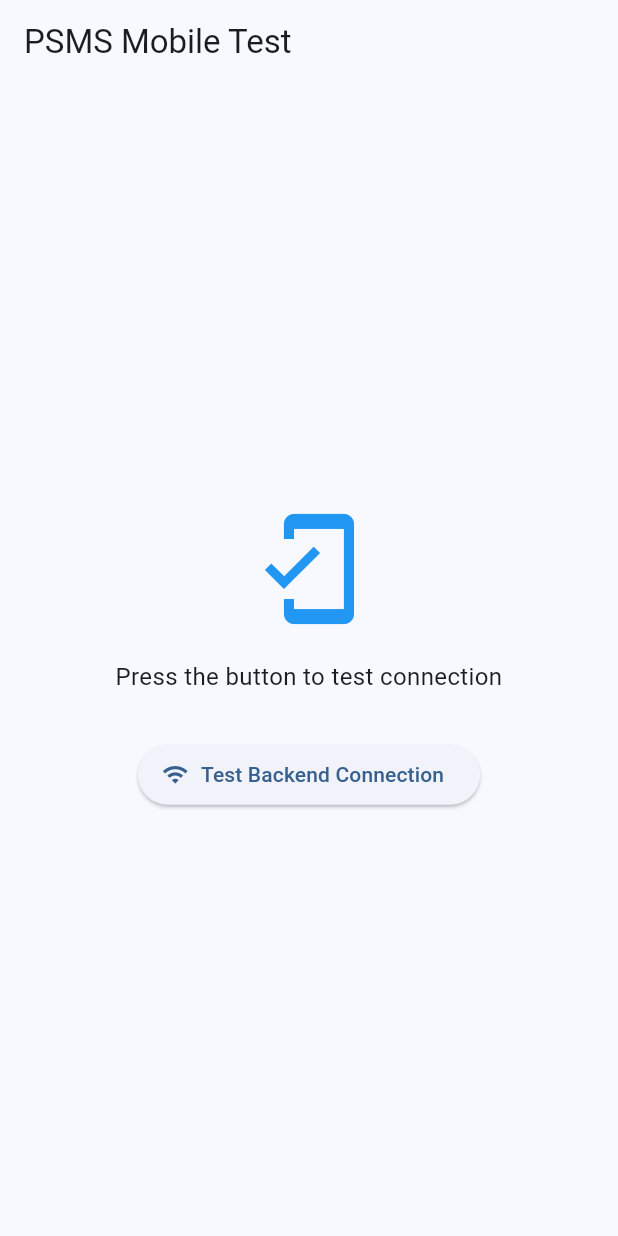
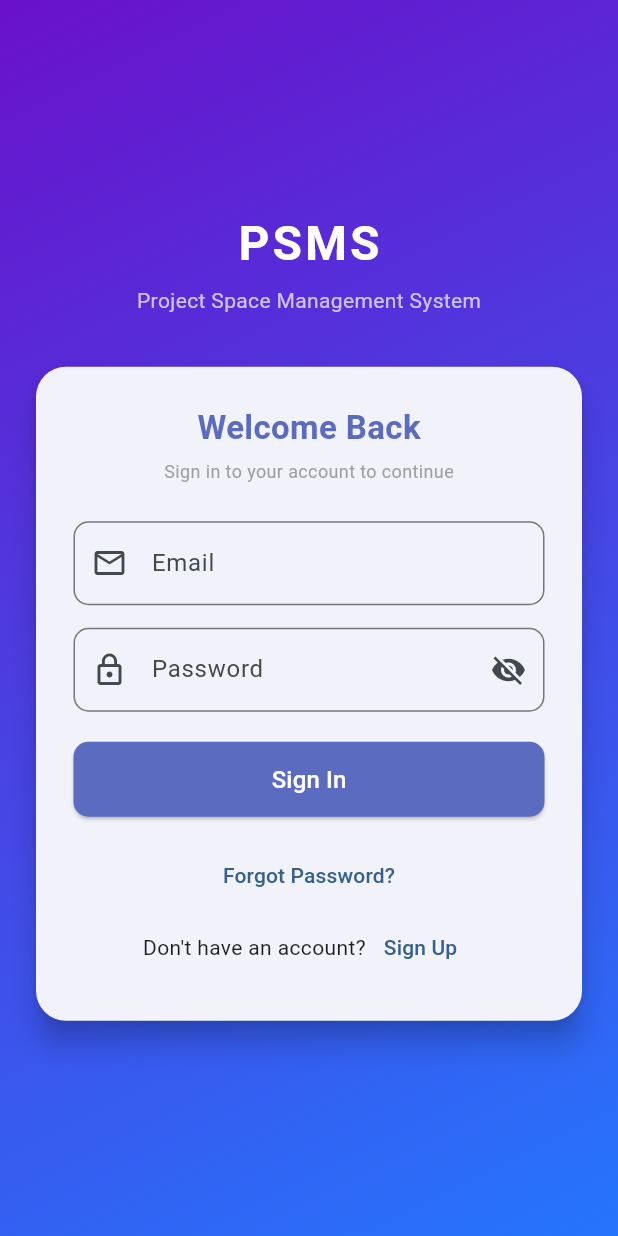
Before and after one commit to software-project-5-6/mobile, a Flutter app: the screen it shows after launch, on a phone screen of 412 x 824 dp. Run offline on Flutter 3.47's test engine with Material 3 defaults, Android fonts, the phone set to English and light mode, and no system bars.

Commit message:
Finished Login UI

```diff
--- a/lib/main.dart
+++ b/lib/main.dart
@@ -1,6 +1,6 @@
-import 'dart:convert';
 import 'package:flutter/material.dart';
 import 'package:http/http.dart' as http;
+import 'screens/login_screen.dart';
 
 void main() {
   runApp(const MyApp());
@@ -17,7 +17,7 @@ class MyApp extends StatelessWidget {
         colorScheme: ColorScheme.fromSeed(seedColor: Colors.blue),
         useMaterial3: true,
       ),
-      home: const HomeScreen(),
+      home: const LoginScreen()
     );
   }
 }
--- /dev/null
+++ b/lib/screens/login_screen.dart
@@ -0,0 +1,168 @@
+import 'package:flutter/material.dart';
+
+class LoginScreen extends StatefulWidget {
+  const LoginScreen({super.key});
+
+  @override
+  State<LoginScreen> createState() => _LoginScreenState();
+}
+
+class _LoginScreenState extends State<LoginScreen> {
+  final _emailController = TextEditingController();
+  final _passwordController = TextEditingController();
+  bool _isPasswordVisible = false;
+
+  @override
+  Widget build(BuildContext context) {
+    return Scaffold(
+      body: Container(
+        width: double.infinity,
+        height: double.infinity,
+        // 1. THE GRADIENT BACKGROUND (Matches your Web Login)
+        decoration: const BoxDecoration(
+          gradient: LinearGradient(
+            begin: Alignment.topLeft,
+            end: Alignment.bottomRight,
+            colors: [Color(0xFF6A11CB), Color(0xFF2575FC)], // Purple to Blue
+          ),
+        ),
+        child: Center(
+          child: SingleChildScrollView(
+            child: Padding(
+              padding: const EdgeInsets.all(20.0),
+              child: Column(
+                mainAxisAlignment: MainAxisAlignment.center,
+                children: [
+                  // 2. THE LOGO TEXT
+                  const Text(
+                    "PSMS",
+                    style: TextStyle(
+                      color: Colors.white,
+                      fontSize: 32,
+                      fontWeight: FontWeight.bold,
+                      letterSpacing: 2,
+                    ),
+                  ),
+                  const SizedBox(height: 5),
+                  const Text(
+                    "Project Space Management System",
+                    style: TextStyle(color: Colors.white70, fontSize: 14),
+                  ),
+                  const SizedBox(height: 30),
+
+                  // 3. THE WHITE LOGIN CARD
+                  Card(
+                    elevation: 8,
+                    shape: RoundedRectangleBorder(
+                      borderRadius: BorderRadius.circular(20),
+                    ),
+                    child: Padding(
+                      padding: const EdgeInsets.all(25.0),
+                      child: Column(
+                        mainAxisSize: MainAxisSize.min,
+                        children: [
+                          const Text(
+                            "Welcome Back",
+                            style: TextStyle(
+                              fontSize: 22,
+                              fontWeight: FontWeight.bold,
+                              color: Color(0xFF5B6BBF),
+                            ),
+                          ),
+                          const SizedBox(height: 5),
+                          const Text(
+                            "Sign in to your account to continue",
+                            style: TextStyle(color: Colors.grey, fontSize: 12),
+                          ),
+                          const SizedBox(height: 25),
+
+                          // EMAIL INPUT
+                          TextField(
+                            controller: _emailController,
+                            decoration: InputDecoration(
+                              labelText: "Email",
+                              border: OutlineInputBorder(
+                                borderRadius: BorderRadius.circular(10),
+                              ),
+                              prefixIcon: const Icon(Icons.email_outlined),
+                            ),
+                          ),
+                          const SizedBox(height: 15),
+
+                          // PASSWORD INPUT
+                          TextField(
+                            controller: _passwordController,
+                            obscureText: !_isPasswordVisible,
+                            decoration: InputDecoration(
+                              labelText: "Password",
+                              border: OutlineInputBorder(
+                                borderRadius: BorderRadius.circular(10),
+                              ),
+                              prefixIcon: const Icon(Icons.lock_outline),
+                              // Eye Icon Logic
+                              suffixIcon: IconButton(
+                                icon: Icon(
+                                  _isPasswordVisible
+                                      ? Icons.visibility
+                                      : Icons.visibility_off,
+                                ),
+                                onPressed: () {
+                                  setState(() {
+                                    _isPasswordVisible = !_isPasswordVisible;
+                                  });
+                                },
+                              ),
+                            ),
+                          ),
+                          const SizedBox(height: 20),
+
+                          // SIGN IN BUTTON
+                          SizedBox(
+                            width: double.infinity,
+                            height: 50,
+                            child: ElevatedButton(
+                              style: ElevatedButton.styleFrom(
+                                backgroundColor: const Color(0xFF5B6BBF),
+                                foregroundColor: Colors.white,
+                                shape: RoundedRectangleBorder(
+                                  borderRadius: BorderRadius.circular(10),
+                                ),
+                              ),
+                              onPressed: () {
+                                // We will add Backend connection here later!
+                                print("Email: ${_emailController.text}");
+                                print("Password: ${_passwordController.text}");
+                              },
+                              child: const Text("Sign In", style: TextStyle(fontSize: 16)),
+                            ),
+                          ),
+                          const SizedBox(height: 15),
+
+                          // FOOTER LINKS
+                          TextButton(
+                            onPressed: () {},
+                            child: const Text("Forgot Password?"),
+                          ),
+                          Row(
+                            mainAxisAlignment: MainAxisAlignment.center,
+                            children: [
+                              const Text("Don't have an account?"),
+                              TextButton(
+                                onPressed: () {},
+                                child: const Text("Sign Up"),
+                              ),
+                            ],
+                          )
+                        ],
+                      ),
+                    ),
+                  ),
+                ],
+              ),
+            ),
+          ),
+        ),
+      ),
+    );
+  }
+}
```
